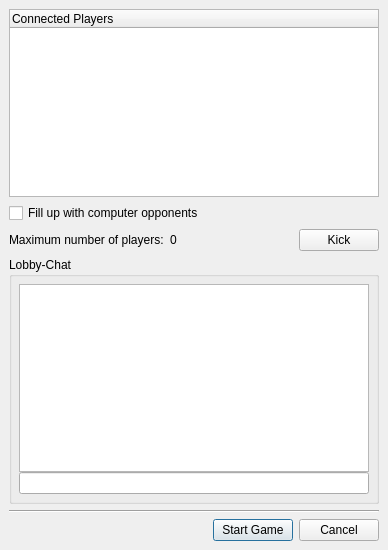
Qt form src/gui/qt/startnetworkgamedialog.ui (pokerth/pokerth) before a commit.
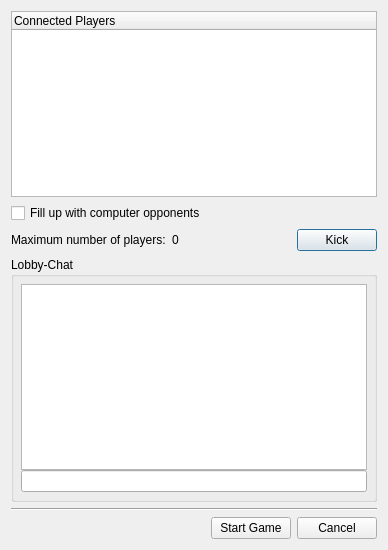
The same form after that commit.

Diff of the .ui file:
```diff
--- a/src/gui/qt/startnetworkgamedialog.ui
+++ b/src/gui/qt/startnetworkgamedialog.ui
@@ -13,24 +13,75 @@
    <string>Start Network Game</string>
   </property>
   <layout class="QGridLayout" >
-   <property name="leftMargin" >
-    <number>9</number>
-   </property>
-   <property name="topMargin" >
-    <number>9</number>
-   </property>
-   <property name="rightMargin" >
-    <number>9</number>
-   </property>
-   <property name="bottomMargin" >
-    <number>9</number>
-   </property>
-   <property name="horizontalSpacing" >
-    <number>6</number>
-   </property>
-   <property name="verticalSpacing" >
-    <number>6</number>
-   </property>
+   <item row="0" column="0" >
+    <widget class="QTreeWidget" name="treeWidget" >
+     <column>
+      <property name="text" >
+       <string>Connected Players</string>
+      </property>
+     </column>
+    </widget>
+   </item>
+   <item row="1" column="0" >
+    <widget class="QCheckBox" name="checkBox_fillUpWithComputerOpponents" >
+     <property name="text" >
+      <string>Fill up with computer opponents</string>
+     </property>
+    </widget>
+   </item>
+   <item row="2" column="0" >
+    <layout class="QHBoxLayout" >
+     <property name="spacing" >
+      <number>6</number>
+     </property>
+     <property name="leftMargin" >
+      <number>0</number>
+     </property>
+     <property name="topMargin" >
+      <number>0</number>
+     </property>
+     <property name="rightMargin" >
+      <number>0</number>
+     </property>
+     <property name="bottomMargin" >
+      <number>0</number>
+     </property>
+     <item>
+      <widget class="QLabel" name="label" >
+       <property name="text" >
+        <string>Maximum number of players:</string>
+       </property>
+      </widget>
+     </item>
+     <item>
+      <widget class="QLabel" name="label_maxPlayerNumber" >
+       <property name="text" >
+        <string>0</string>
+       </property>
+      </widget>
+     </item>
+     <item>
+      <spacer>
+       <property name="orientation" >
+        <enum>Qt::Horizontal</enum>
+       </property>
+       <property name="sizeHint" >
+        <size>
+         <width>40</width>
+         <height>20</height>
+        </size>
+       </property>
+      </spacer>
+     </item>
+     <item>
+      <widget class="QPushButton" name="pushButton_Kick" >
+       <property name="text" >
+        <string>Kick</string>
+       </property>
+      </widget>
+     </item>
+    </layout>
+   </item>
    <item row="3" column="0" >
     <widget class="QGroupBox" name="groupBox" >
      <property name="title" >
@@ -117,75 +168,6 @@
      </item>
     </layout>
    </item>
-   <item row="0" column="0" >
-    <widget class="QTreeWidget" name="treeWidget" >
-     <column>
-      <property name="text" >
-       <string>Connected Players</string>
-      </property>
-     </column>
-    </widget>
-   </item>
-   <item row="2" column="0" >
-    <layout class="QHBoxLayout" >
-     <property name="spacing" >
-      <number>6</number>
-     </property>
-     <property name="leftMargin" >
-      <number>0</number>
-     </property>
-     <property name="topMargin" >
-      <number>0</number>
-     </property>
-     <property name="rightMargin" >
-      <number>0</number>
-     </property>
-     <property name="bottomMargin" >
-      <number>0</number>
-     </property>
-     <item>
-      <widget class="QLabel" name="label" >
-       <property name="text" >
-        <string>Maximum number of players:</string>
-       </property>
-      </widget>
-     </item>
-     <item>
-      <widget class="QLabel" name="label_maxPlayerNumber" >
-       <property name="text" >
-        <string>0</string>
-       </property>
-      </widget>
-     </item>
-     <item>
-      <spacer>
-       <property name="orientation" >
-        <enum>Qt::Horizontal</enum>
-       </property>
-       <property name="sizeHint" >
-        <size>
-         <width>40</width>
-         <height>20</height>
-        </size>
-       </property>
-      </spacer>
-     </item>
-     <item>
-      <widget class="QPushButton" name="pushButton_Kick" >
-       <property name="text" >
-        <string>Kick</string>
-       </property>
-      </widget>
-     </item>
-    </layout>
-   </item>
-   <item row="1" column="0" >
-    <widget class="QCheckBox" name="checkBox_fillUpWithComputerOpponents" >
-     <property name="text" >
-      <string>Fill up with computer opponents</string>
-     </property>
-    </widget>
-   </item>
   </layout>
  </widget>
  <tabstops>
```
Left out of the diff: 1 changed line with no effect on the pictures.
